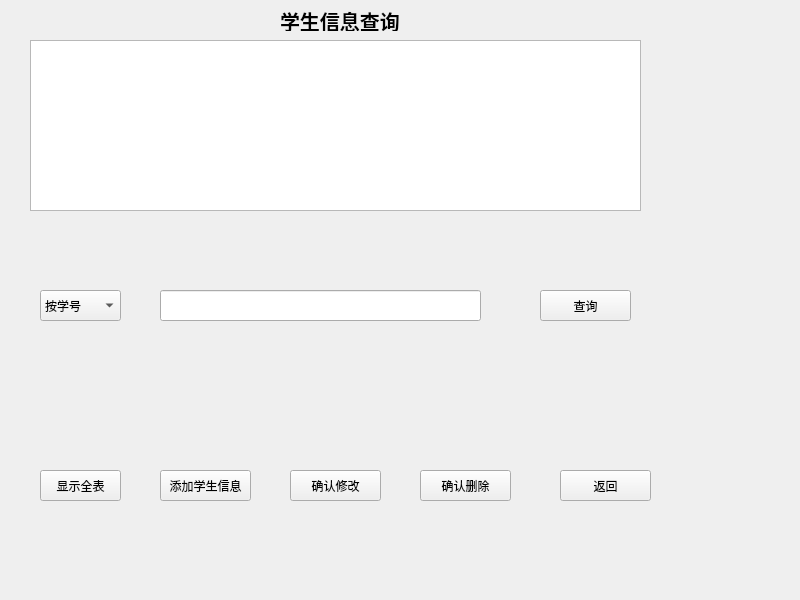
The window that student_info_query.ui (yzyzhenlihai/CplusplusProject) describes before a commit, drawn with Qt 5.
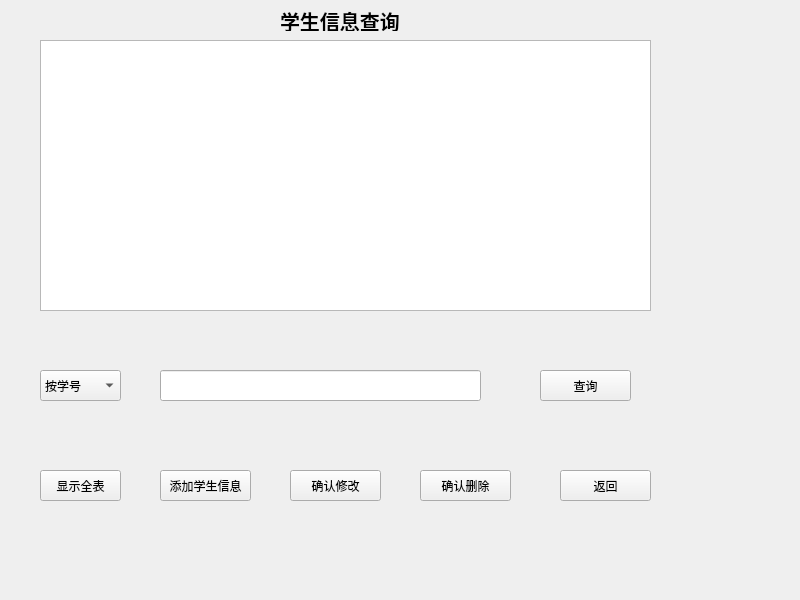
The same window after the commit.

Diff of the .ui file:
```diff
--- a/student_info_query.ui
+++ b/student_info_query.ui
@@ -17,10 +17,10 @@
    <widget class="QTableView" name="ShowResult">
     <property name="geometry">
      <rect>
-      <x>30</x>
+      <x>40</x>
       <y>40</y>
       <width>611</width>
-      <height>171</height>
+      <height>271</height>
      </rect>
     </property>
    </widget>
@@ -47,7 +47,7 @@
     <property name="geometry">
      <rect>
       <x>40</x>
-      <y>290</y>
+      <y>370</y>
       <width>81</width>
       <height>31</height>
      </rect>
@@ -67,7 +67,7 @@
     <property name="geometry">
      <rect>
       <x>160</x>
-      <y>290</y>
+      <y>370</y>
       <width>321</width>
       <height>31</height>
      </rect>
@@ -77,7 +77,7 @@
     <property name="geometry">
      <rect>
       <x>540</x>
-      <y>290</y>
+      <y>370</y>
       <width>91</width>
       <height>31</height>
      </rect>
```
